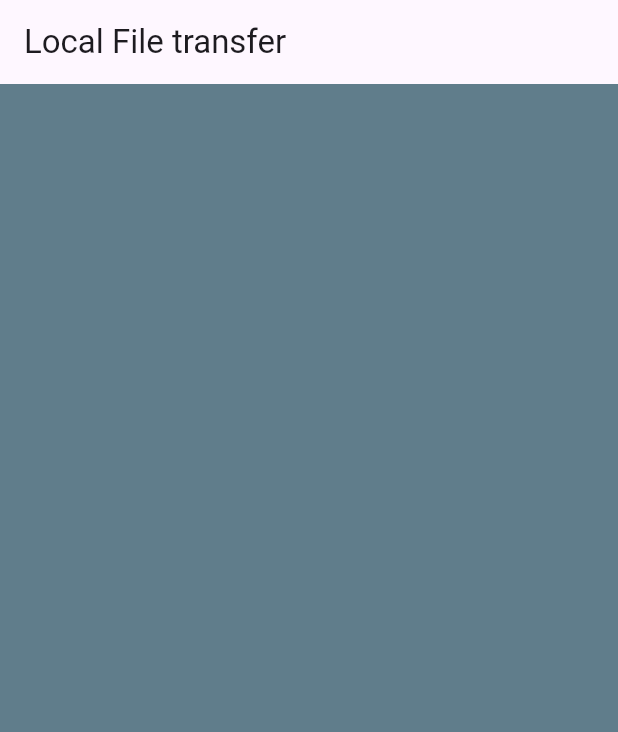
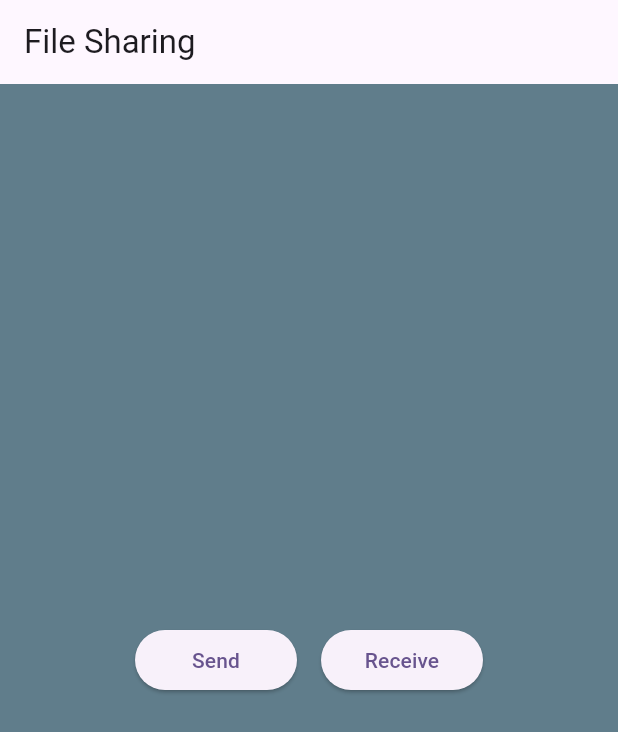
Before and after one commit to nnininnine/local_file_transfer, a Flutter app: the screen it shows after launch, on a phone screen of 412 x 824 dp. Shown: the top 732 px of the screen. Run offline on Flutter 3.47's test engine with Material 3 defaults, Android fonts, the light colour scheme and no system bars; our stand-ins replace file_picker.

Commit message:
feat: crate screen for send/receive

```diff
--- a/lib/modules/home/view/home_view.dart
+++ b/lib/modules/home/view/home_view.dart
@@ -10,14 +10,53 @@ class HomeView extends StatefulWidget {
   State<HomeView> createState() => _HomeViewState();
 }
 
-class _HomeViewState extends State<HomeView> {
+class _HomeViewState extends State<HomeView> implements HomeViewModelDelegate {
+  HomeViewModel get viewModel => widget.viewModel;
+
+  @override
+  void initState() {
+    viewModel.delegate = this;
+    super.initState();
+  }
+
   @override
   Widget build(BuildContext context) {
     return Scaffold(
       appBar: AppBar(
-        title: const Text("Local File transfer"),
+        title: const Text("File Sharing"),
       ),
-      body: Container(),
+      body: Center(
+        child: Row(
+          mainAxisAlignment: MainAxisAlignment.center,
+          children: <Widget>[
+            ElevatedButton(
+              onPressed: () {
+                viewModel.navigateToSendView(context);
+              },
+              child: const SizedBox(
+                width: 60,
+                child: Text(
+                  'Send',
+                  textAlign: TextAlign.center,
+                ),
+              ),
+            ),
+            const SizedBox(width: 16),
+            ElevatedButton(
+              onPressed: () {
+                viewModel.navigateToReceiveView(context);
+              },
+              child: const SizedBox(
+                width: 60,
+                child: Text(
+                  'Receive',
+                  textAlign: TextAlign.center,
+                ),
+              ),
+            ),
+          ],
+        ),
+      ),
       backgroundColor: Colors.blueGrey,
     );
   }
--- a/lib/modules/home/view_model/home_view_model.dart
+++ b/lib/modules/home/view_model/home_view_model.dart
@@ -1 +1,27 @@
-class HomeViewModel {}
+import 'package:flutter/material.dart';
+import 'package:local_file_transfer/modules/receive/view/receive_view.dart';
+import 'package:local_file_transfer/modules/receive/view_model/receive_view_model.dart';
+import 'package:local_file_transfer/modules/send/view/send_view.dart';
+import 'package:local_file_transfer/modules/send/view_model/send_view_model.dart';
+
+abstract class HomeViewModelDelegate {
+  void setState(VoidCallback fn);
+}
+
+class HomeViewModel {
+  HomeViewModelDelegate? delegate;
+
+  // MARK: Methods
+
+  void navigateToSendView(BuildContext context) {
+    Navigator.push(context, MaterialPageRoute(builder: ((context) {
+      return SendView(viewModel: SendViewModel());
+    })));
+  }
+
+  void navigateToReceiveView(BuildContext context) {
+    Navigator.push(context, MaterialPageRoute(builder: ((context) {
+      return ReceiveView(viewModel: ReceiveViewModel());
+    })));
+  }
+}
--- /dev/null
+++ b/lib/modules/receive/view_model/receive_view_model.dart
@@ -0,0 +1 @@
+class ReceiveViewModel {}
--- a/pubspec.yaml
+++ b/pubspec.yaml
@@ -35,6 +35,7 @@ dependencies:
   # The following adds the Cupertino Icons font to your application.
   # Use with the CupertinoIcons class for iOS style icons.
   cupertino_icons: ^1.0.2
+  file_picker: ^6.1.1
 
 dev_dependencies:
   flutter_test:
```
Also changed, not shown: lib/modules/receive/view/receive_view.dart (added, +24 -0 lines), lib/modules/send/view/send_view.dart (added, +47 -0 lines), lib/modules/send/view_model/send_view_model.dart (added, +35 -0 lines), 9 other files.
